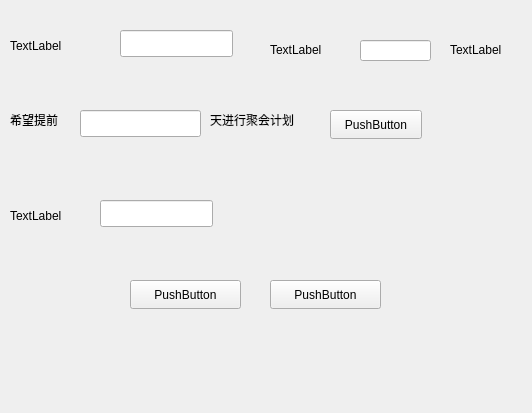
Before: the Qt Designer form plan.ui in Deyu-Kong/BPPN, drawn with Qt 5.
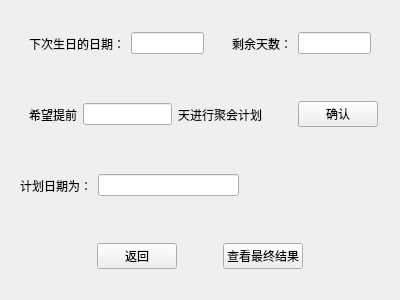
After: the same form once the commit is applied. Icons and pictures are not drawn.

The edit to the form file:
```diff
--- a/plan.ui
+++ b/plan.ui
@@ -6,8 +6,8 @@
    <rect>
     <x>0</x>
     <y>0</y>
-    <width>532</width>
-    <height>413</height>
+    <width>400</width>
+    <height>300</height>
    </rect>
   </property>
   <property name="windowTitle">
@@ -17,163 +17,212 @@
    <iconset resource="logo.qrc">
     <normaloff>:/0005018327188690_b.jpg</normaloff>:/0005018327188690_b.jpg</iconset>
   </property>
-  <widget class="QPushButton" name="pushButton">
-   <property name="geometry">
-    <rect>
-     <x>130</x>
-     <y>280</y>
-     <width>111</width>
-     <height>29</height>
-    </rect>
-   </property>
-   <property name="text">
-    <string>PushButton</string>
-   </property>
-  </widget>
-  <widget class="QLineEdit" name="lineEdit">
-   <property name="geometry">
-    <rect>
-     <x>120</x>
-     <y>30</y>
-     <width>113</width>
-     <height>27</height>
-    </rect>
-   </property>
-  </widget>
-  <widget class="QLabel" name="label">
-   <property name="geometry">
-    <rect>
-     <x>10</x>
-     <y>30</y>
-     <width>111</width>
-     <height>31</height>
-    </rect>
-   </property>
-   <property name="text">
-    <string>TextLabel</string>
-   </property>
-  </widget>
-  <widget class="QLabel" name="label_2">
-   <property name="geometry">
-    <rect>
-     <x>270</x>
-     <y>40</y>
-     <width>69</width>
-     <height>20</height>
-    </rect>
-   </property>
-   <property name="text">
-    <string>TextLabel</string>
-   </property>
-  </widget>
-  <widget class="QLabel" name="label_3">
-   <property name="geometry">
-    <rect>
-     <x>450</x>
-     <y>40</y>
-     <width>69</width>
-     <height>20</height>
-    </rect>
-   </property>
-   <property name="text">
-    <string>TextLabel</string>
-   </property>
-  </widget>
-  <widget class="QLineEdit" name="lineEdit_2">
-   <property name="geometry">
-    <rect>
-     <x>360</x>
-     <y>40</y>
-     <width>71</width>
-     <height>21</height>
-    </rect>
-   </property>
-  </widget>
-  <widget class="QLabel" name="label_4">
-   <property name="geometry">
-    <rect>
-     <x>10</x>
-     <y>110</y>
-     <width>69</width>
-     <height>20</height>
-    </rect>
-   </property>
-   <property name="text">
-    <string>希望提前</string>
-   </property>
-  </widget>
-  <widget class="QLineEdit" name="lineEdit_3">
-   <property name="geometry">
-    <rect>
-     <x>80</x>
-     <y>110</y>
-     <width>121</width>
-     <height>27</height>
-    </rect>
-   </property>
-  </widget>
-  <widget class="QLabel" name="label_5">
-   <property name="geometry">
-    <rect>
-     <x>210</x>
-     <y>110</y>
-     <width>111</width>
-     <height>20</height>
-    </rect>
-   </property>
-   <property name="text">
-    <string>天进行聚会计划</string>
-   </property>
-  </widget>
-  <widget class="QPushButton" name="pushButton_2">
-   <property name="geometry">
-    <rect>
-     <x>330</x>
-     <y>110</y>
-     <width>92</width>
-     <height>29</height>
-    </rect>
-   </property>
-   <property name="text">
-    <string>PushButton</string>
-   </property>
-  </widget>
-  <widget class="QLabel" name="label_6">
-   <property name="geometry">
-    <rect>
-     <x>10</x>
-     <y>200</y>
-     <width>81</width>
-     <height>31</height>
-    </rect>
-   </property>
-   <property name="text">
-    <string>TextLabel</string>
-   </property>
-  </widget>
-  <widget class="QLineEdit" name="lineEdit_4">
-   <property name="geometry">
-    <rect>
-     <x>100</x>
-     <y>200</y>
-     <width>113</width>
-     <height>27</height>
-    </rect>
-   </property>
-  </widget>
-  <widget class="QPushButton" name="pushButton_3">
-   <property name="geometry">
-    <rect>
-     <x>270</x>
-     <y>280</y>
-     <width>111</width>
-     <height>29</height>
-    </rect>
-   </property>
-   <property name="text">
-    <string>PushButton</string>
-   </property>
-  </widget>
+  <layout class="QVBoxLayout" name="verticalLayout">
+   <item>
+    <widget class="QWidget" name="widget_5" native="true">
+     <layout class="QHBoxLayout" name="horizontalLayout_5">
+      <item>
+       <widget class="QWidget" name="widget" native="true">
+        <layout class="QHBoxLayout" name="horizontalLayout">
+         <item>
+          <widget class="QLabel" name="label">
+           <property name="text">
+            <string>下次生日的日期：</string>
+           </property>
+          </widget>
+         </item>
+         <item>
+          <widget class="QLineEdit" name="lineEdit"/>
+         </item>
+        </layout>
+       </widget>
+      </item>
+      <item>
+       <spacer name="horizontalSpacer_7">
+        <property name="orientation">
+         <enum>Qt::Horizontal</enum>
+        </property>
+        <property name="sizeHint" stdset="0">
+         <size>
+          <width>40</width>
+          <height>20</height>
+         </size>
+        </property>
+       </spacer>
+      </item>
+      <item>
+       <widget class="QWidget" name="widget_2" native="true">
+        <layout class="QHBoxLayout" name="horizontalLayout_2">
+         <item>
+          <widget class="QLabel" name="label_2">
+           <property name="text">
+            <string>剩余天数：</string>
+           </property>
+          </widget>
+         </item>
+         <item>
+          <widget class="QLineEdit" name="lineEdit_2"/>
+         </item>
+        </layout>
+       </widget>
+      </item>
+     </layout>
+    </widget>
+   </item>
+   <item>
+    <widget class="QWidget" name="widget_4" native="true">
+     <layout class="QHBoxLayout" name="horizontalLayout_4">
+      <item>
+       <widget class="QWidget" name="widget_3" native="true">
+        <layout class="QHBoxLayout" name="horizontalLayout_3">
+         <item>
+          <widget class="QLabel" name="label_4">
+           <property name="text">
+            <string>希望提前</string>
+           </property>
+          </widget>
+         </item>
+         <item>
+          <widget class="QLineEdit" name="lineEdit_3"/>
+         </item>
+         <item>
+          <widget class="QLabel" name="label_5">
+           <property name="text">
+            <string>天进行聚会计划</string>
+           </property>
+          </widget>
+         </item>
+         <item>
+          <spacer name="horizontalSpacer_5">
+           <property name="orientation">
+            <enum>Qt::Horizontal</enum>
+           </property>
+           <property name="sizeHint" stdset="0">
+            <size>
+             <width>40</width>
+             <height>20</height>
+            </size>
+           </property>
+          </spacer>
+         </item>
+        </layout>
+       </widget>
+      </item>
+      <item>
+       <widget class="QPushButton" name="pushButton_2">
+        <property name="text">
+         <string>确认</string>
+        </property>
+       </widget>
+      </item>
+      <item>
+       <spacer name="horizontalSpacer_6">
+        <property name="orientation">
+         <enum>Qt::Horizontal</enum>
+        </property>
+        <property name="sizeHint" stdset="0">
+         <size>
+          <width>40</width>
+          <height>20</height>
+         </size>
+        </property>
+       </spacer>
+      </item>
+     </layout>
+    </widget>
+   </item>
+   <item>
+    <widget class="QWidget" name="widget_6" native="true">
+     <layout class="QHBoxLayout" name="horizontalLayout_6">
+      <item>
+       <widget class="QLabel" name="label_6">
+        <property name="text">
+         <string>计划日期为：</string>
+        </property>
+       </widget>
+      </item>
+      <item>
+       <widget class="QLineEdit" name="lineEdit_4"/>
+      </item>
+      <item>
+       <spacer name="horizontalSpacer_4">
+        <property name="orientation">
+         <enum>Qt::Horizontal</enum>
+        </property>
+        <property name="sizeHint" stdset="0">
+         <size>
+          <width>40</width>
+          <height>20</height>
+         </size>
+        </property>
+       </spacer>
+      </item>
+     </layout>
+    </widget>
+   </item>
+   <item>
+    <widget class="QWidget" name="widget_7" native="true">
+     <layout class="QHBoxLayout" name="horizontalLayout_7">
+      <item>
+       <spacer name="horizontalSpacer">
+        <property name="orientation">
+         <enum>Qt::Horizontal</enum>
+        </property>
+        <property name="sizeHint" stdset="0">
+         <size>
+          <width>40</width>
+          <height>20</height>
+         </size>
+        </property>
+       </spacer>
+      </item>
+      <item>
+       <widget class="QPushButton" name="pushButton">
+        <property name="text">
+         <string>返回</string>
+        </property>
+       </widget>
+      </item>
+      <item>
+       <spacer name="horizontalSpacer_3">
+        <property name="orientation">
+         <enum>Qt::Horizontal</enum>
+        </property>
+        <property name="sizeType">
+         <enum>QSizePolicy::Maximum</enum>
+        </property>
+        <property name="sizeHint" stdset="0">
+         <size>
+          <width>40</width>
+          <height>20</height>
+         </size>
+        </property>
+       </spacer>
+      </item>
+      <item>
+       <widget class="QPushButton" name="pushButton_3">
+        <property name="text">
+         <string>查看最终结果</string>
+        </property>
+       </widget>
+      </item>
+      <item>
+       <spacer name="horizontalSpacer_2">
+        <property name="orientation">
+         <enum>Qt::Horizontal</enum>
+        </property>
+        <property name="sizeHint" stdset="0">
+         <size>
+          <width>40</width>
+          <height>20</height>
+         </size>
+        </property>
+       </spacer>
+      </item>
+     </layout>
+    </widget>
+   </item>
+  </layout>
  </widget>
  <resources>
   <include location="logo.qrc"/>
```
